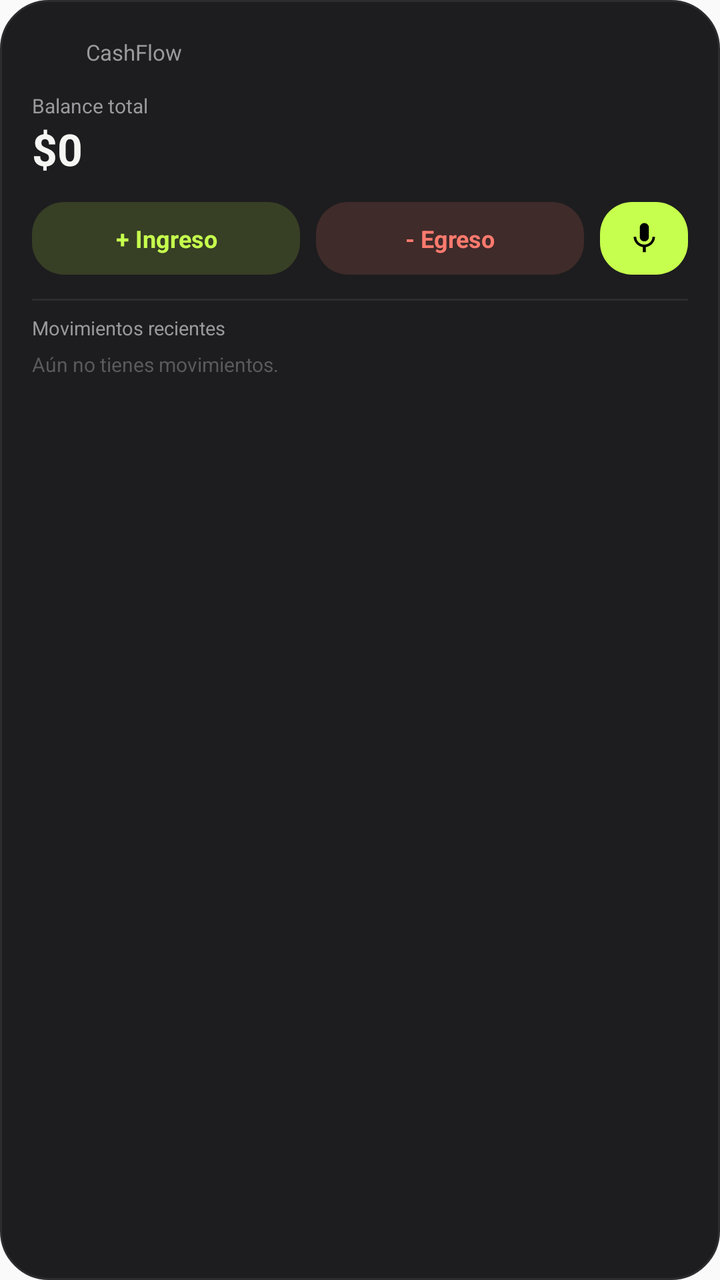
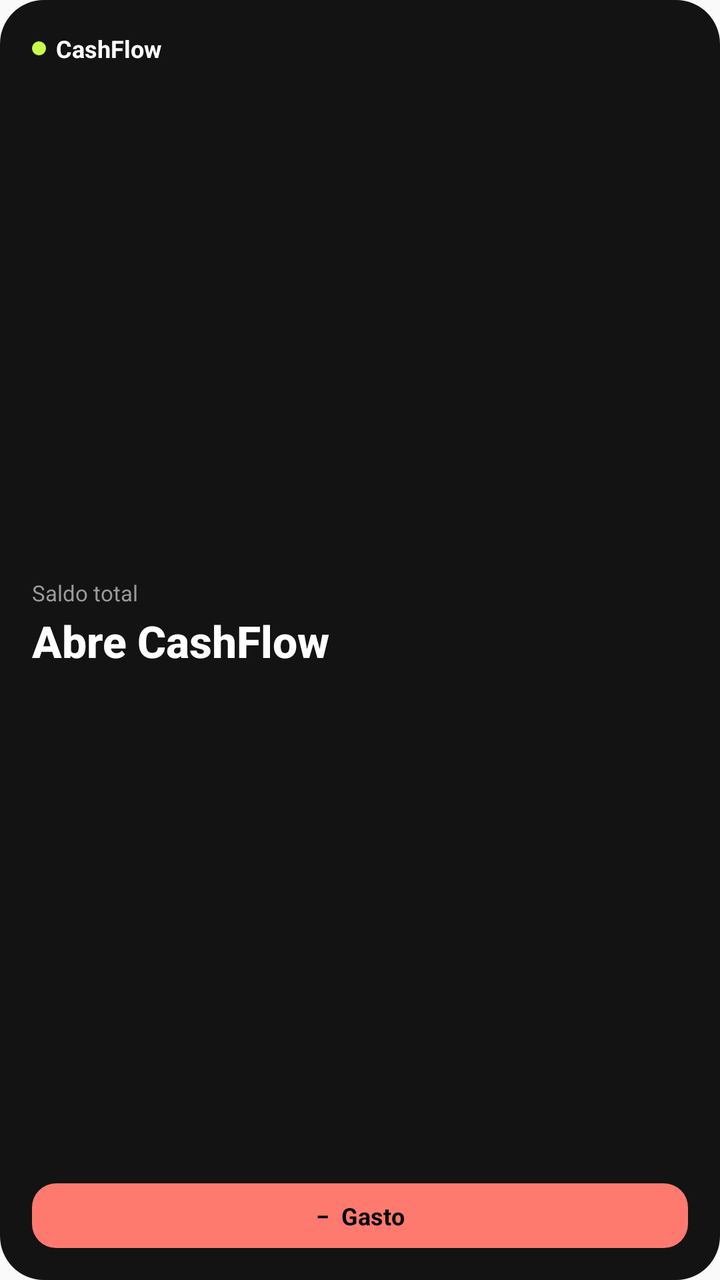

The first picture is an Android layout as it rendered before a commit; the second is the same layout after the commit. The layout source and the unified diff follow.
<!-- AndroidManifest.xml: application theme AppTheme -->
<!-- res/layout/widget_cashflow.xml -->
<?xml version="1.0" encoding="utf-8"?>
<LinearLayout xmlns:android="http://schemas.android.com/apk/res/android"
    android:layout_width="match_parent"
    android:layout_height="match_parent"
    android:orientation="vertical"
    android:background="@drawable/widget_background"
    android:padding="16dp">

    
    <LinearLayout
        android:layout_width="match_parent"
        android:layout_height="wrap_content"
        android:orientation="horizontal"
        android:gravity="center_vertical">

        <ImageView
            android:layout_width="20dp"
            android:layout_height="20dp"
            android:src="@mipmap/ic_launcher"
            android:scaleType="fitCenter" />

        <TextView
            android:layout_width="wrap_content"
            android:layout_height="wrap_content"
            android:layout_marginStart="7dp"
            android:text="CashFlow"
            android:textColor="#9A9A9E"
            android:textSize="11sp" />
    </LinearLayout>

    
    <TextView
        android:layout_width="match_parent"
        android:layout_height="wrap_content"
        android:layout_marginTop="10dp"
        android:text="Balance total"
        android:textColor="#9A9A9E"
        android:textSize="10sp" />

    <TextView
        android:id="@+id/widget_balance"
        android:layout_width="match_parent"
        android:layout_height="wrap_content"
        android:text="$0"
        android:textColor="#F5F5F3"
        android:textSize="22sp"
        android:textStyle="bold" />

    
    <LinearLayout
        android:layout_width="match_parent"
        android:layout_height="wrap_content"
        android:layout_marginTop="12dp"
        android:orientation="horizontal">

        <TextView
            android:id="@+id/widget_btn_ingreso"
            android:layout_width="0dp"
            android:layout_height="wrap_content"
            android:layout_weight="1"
            android:layout_marginEnd="4dp"
            android:background="@drawable/widget_btn_ingreso"
            android:gravity="center"
            android:padding="10dp"
            android:text="+ Ingreso"
            android:textColor="#C6FF4D"
            android:textSize="12sp"
            android:textStyle="bold" />

        <TextView
            android:id="@+id/widget_btn_egreso"
            android:layout_width="0dp"
            android:layout_height="wrap_content"
            android:layout_weight="1"
            android:layout_marginStart="4dp"
            android:background="@drawable/widget_btn_egreso"
            android:gravity="center"
            android:padding="10dp"
            android:text="- Egreso"
            android:textColor="#FF7A6E"
            android:textSize="12sp"
            android:textStyle="bold" />

        
        <ImageView
            android:id="@+id/widget_btn_voz"
            android:layout_width="44dp"
            android:layout_height="match_parent"
            android:layout_marginStart="8dp"
            android:background="@drawable/widget_btn_voz"
            android:contentDescription="Anotar con voz"
            android:padding="9dp"
            android:src="@drawable/ic_mic" />
    </LinearLayout>

    
    <TextView
        android:layout_width="match_parent"
        android:layout_height="1dp"
        android:layout_marginTop="12dp"
        android:layout_marginBottom="7dp"
        android:background="#2C2C2F" />

    <TextView
        android:layout_width="match_parent"
        android:layout_height="wrap_content"
        android:layout_marginBottom="3dp"
        android:text="Movimientos recientes"
        android:textColor="#9A9A9E"
        android:textSize="9.5sp" />

    
    <TextView
        android:id="@+id/widget_reciente_1"
        android:layout_width="match_parent"
        android:layout_height="wrap_content"
        android:layout_marginTop="2dp"
        android:textColor="#D8D8D6"
        android:textSize="10.5sp"
        android:singleLine="true"
        android:ellipsize="end"
        android:visibility="gone" />

    <TextView
        android:id="@+id/widget_reciente_2"
        android:layout_width="match_parent"
        android:layout_height="wrap_content"
        android:layout_marginTop="2dp"
        android:textColor="#D8D8D6"
        android:textSize="10.5sp"
        android:singleLine="true"
        android:ellipsize="end"
        android:visibility="gone" />

    <TextView
        android:id="@+id/widget_reciente_3"
        android:layout_width="match_parent"
        android:layout_height="wrap_content"
        android:layout_marginTop="2dp"
        android:textColor="#D8D8D6"
        android:textSize="10.5sp"
        android:singleLine="true"
        android:ellipsize="end"
        android:visibility="gone" />

    <TextView
        android:id="@+id/widget_reciente_vacio"
        android:layout_width="match_parent"
        android:layout_height="wrap_content"
        android:layout_marginTop="2dp"
        android:text="Aún no tienes movimientos."
        android:textColor="#5A5A5E"
        android:textSize="10sp" />
</LinearLayout>
<!-- resources referenced by this layout -->
<resources>
  <!-- drawable ic_mic (drawable) -->
  <?xml version="1.0" encoding="utf-8"?>
  <vector xmlns:android="http://schemas.android.com/apk/res/android"
      android:width="24dp"
      android:height="24dp"
      android:viewportWidth="24"
      android:viewportHeight="24">
      <path
          android:fillColor="#000000"
          android:pathData="M12,14c1.66,0 2.99,-1.34 2.99,-3L15,5c0,-1.66 -1.34,-3 -3,-3S9,3.34 9,5v6c0,1.66 1.34,3 3,3zM17.3,11c0,3 -2.54,5.1 -5.3,5.1S6.7,14 6.7,11L5,11c0,3.41 2.72,6.23 6,6.72L11,21h2v-3.28c3.28,-0.48 6,-3.3 6,-6.72h-1.7z" />
  </vector>
  <!-- drawable widget_background (drawable) -->
  <?xml version="1.0" encoding="utf-8"?>
  <shape xmlns:android="http://schemas.android.com/apk/res/android" android:shape="rectangle">
      <solid android:color="#1D1D1F" />
      <corners android:radius="24dp" />
      <stroke android:width="1dp" android:color="#2C2C2F" />
  </shape>
  <!-- drawable widget_btn_egreso (drawable) -->
  <?xml version="1.0" encoding="utf-8"?>
  <shape xmlns:android="http://schemas.android.com/apk/res/android" android:shape="rectangle">
      <solid android:color="#26FF7A6E" />
      <corners android:radius="16dp" />
  </shape>
  <!-- drawable widget_btn_ingreso (drawable) -->
  <?xml version="1.0" encoding="utf-8"?>
  <shape xmlns:android="http://schemas.android.com/apk/res/android" android:shape="rectangle">
      <solid android:color="#26C6FF4D" />
      <corners android:radius="16dp" />
  </shape>
  <!-- drawable widget_btn_voz (drawable) -->
  <?xml version="1.0" encoding="utf-8"?>
  <shape xmlns:android="http://schemas.android.com/apk/res/android" android:shape="rectangle">
      <solid android:color="#C6FF4D" />
      <corners android:radius="16dp" />
  </shape>
  <!-- mipmap ic_launcher (mipmap-anydpi-v26) -->
  <?xml version="1.0" encoding="utf-8"?>
  <adaptive-icon xmlns:android="http://schemas.android.com/apk/res/android">
      <background>
          <inset android:drawable="@mipmap/ic_launcher_background" android:inset="16.7%" />
      </background>
      <foreground>
          <inset android:drawable="@mipmap/ic_launcher_foreground" android:inset="16.7%" />
      </foreground>
  </adaptive-icon>
  <style name="AppTheme" parent="Theme.AppCompat.Light.DarkActionBar">
          
          <item name="colorPrimary">@color/colorPrimary</item>
          <item name="colorPrimaryDark">@color/colorPrimaryDark</item>
          <item name="colorAccent">@color/colorAccent</item>
      </style>
</resources>

<!-- the commit's change to res/layout/widget_cashflow.xml (unified diff, before → after) -->
@@ -1,154 +1,71 @@
 <?xml version="1.0" encoding="utf-8"?>
 <LinearLayout xmlns:android="http://schemas.android.com/apk/res/android"
+    android:id="@+id/widget_root"
     android:layout_width="match_parent"
     android:layout_height="match_parent"
     android:orientation="vertical"
     android:background="@drawable/widget_background"
     android:padding="16dp">
 
-    
     <LinearLayout
-        android:layout_width="match_parent"
+        android:layout_width="wrap_content"
         android:layout_height="wrap_content"
         android:orientation="horizontal"
         android:gravity="center_vertical">
 
         <ImageView
-            android:layout_width="20dp"
-            android:layout_height="20dp"
-            android:src="@mipmap/ic_launcher"
-            android:scaleType="fitCenter" />
+            android:layout_width="7dp"
+            android:layout_height="7dp"
+            android:src="@drawable/widget_punto_lima" />
 
         <TextView
             android:layout_width="wrap_content"
             android:layout_height="wrap_content"
-            android:layout_marginStart="7dp"
+            android:layout_marginStart="5dp"
             android:text="CashFlow"
+            android:textColor="#FFFFFF"
+            android:textSize="12sp"
+            android:textStyle="bold" />
+    </LinearLayout>
+
+    <LinearLayout
+        android:layout_width="match_parent"
+        android:layout_height="0dp"
+        android:layout_weight="1"
+        android:orientation="vertical"
+        android:gravity="center_vertical">
+
+        <TextView
+            android:layout_width="wrap_content"
+            android:layout_height="wrap_content"
+            android:text="Saldo total"
             android:textColor="#9A9A9E"
             android:textSize="11sp" />
+
+        <TextView
+            android:id="@+id/widget_balance"
+            android:layout_width="match_parent"
+            android:layout_height="wrap_content"
+            android:layout_marginTop="2dp"
+            android:text="Abre CashFlow"
+            android:textColor="#FFFFFF"
+            android:textSize="22sp"
+            android:fontFamily="sans-serif-medium"
+            android:textStyle="bold"
+            android:singleLine="true"
+            android:ellipsize="end" />
     </LinearLayout>
 
-    
     <TextView
+        android:id="@+id/widget_btn_egreso"
         android:layout_width="match_parent"
         android:layout_height="wrap_content"
-        android:layout_marginTop="10dp"
-        android:text="Balance total"
-        android:textColor="#9A9A9E"
-        android:textSize="10sp" />
-
-    <TextView
-        android:id="@+id/widget_balance"
-        android:layout_width="match_parent"
-        android:layout_height="wrap_content"
-        android:text="$0"
-        android:textColor="#F5F5F3"
-        android:textSize="22sp"
+        android:background="@drawable/widget_btn_egreso"
+        android:gravity="center"
+        android:paddingTop="8dp"
+        android:paddingBottom="8dp"
+        android:text="−  Gasto"
+        android:textColor="#000000"
+        android:textSize="12sp"
         android:textStyle="bold" />
-
-    
-    <LinearLayout
-        android:layout_width="match_parent"
-        android:layout_height="wrap_content"
-        android:layout_marginTop="12dp"
-        android:orientation="horizontal">
-
-        <TextView
-            android:id="@+id/widget_btn_ingreso"
-            android:layout_width="0dp"
-            android:layout_height="wrap_content"
-            android:layout_weight="1"
-            android:layout_marginEnd="4dp"
-            android:background="@drawable/widget_btn_ingreso"
-            android:gravity="center"
-            android:padding="10dp"
-            android:text="+ Ingreso"
-            android:textColor="#C6FF4D"
-            android:textSize="12sp"
-            android:textStyle="bold" />
-
-        <TextView
-            android:id="@+id/widget_btn_egreso"
-            android:layout_width="0dp"
-            android:layout_height="wrap_content"
-            android:layout_weight="1"
-            android:layout_marginStart="4dp"
-            android:background="@drawable/widget_btn_egreso"
-            android:gravity="center"
-            android:padding="10dp"
-            android:text="- Egreso"
-            android:textColor="#FF7A6E"
-            android:textSize="12sp"
-            android:textStyle="bold" />
-
-        
-        <ImageView
-            android:id="@+id/widget_btn_voz"
-            android:layout_width="44dp"
-            android:layout_height="match_parent"
-            android:layout_marginStart="8dp"
-            android:background="@drawable/widget_btn_voz"
-            android:contentDescription="Anotar con voz"
-            android:padding="9dp"
-            android:src="@drawable/ic_mic" />
-    </LinearLayout>
-
-    
-    <TextView
-        android:layout_width="match_parent"
-        android:layout_height="1dp"
-        android:layout_marginTop="12dp"
-        android:layout_marginBottom="7dp"
-        android:background="#2C2C2F" />
-
-    <TextView
-        android:layout_width="match_parent"
-        android:layout_height="wrap_content"
-        android:layout_marginBottom="3dp"
-        android:text="Movimientos recientes"
-        android:textColor="#9A9A9E"
-        android:textSize="9.5sp" />
-
-    
-    <TextView
-        android:id="@+id/widget_reciente_1"
-        android:layout_width="match_parent"
-        android:layout_height="wrap_content"
-        android:layout_marginTop="2dp"
-        android:textColor="#D8D8D6"
-        android:textSize="10.5sp"
-        android:singleLine="true"
-        android:ellipsize="end"
-        android:visibility="gone" />
-
-    <TextView
-        android:id="@+id/widget_reciente_2"
-        android:layout_width="match_parent"
-        android:layout_height="wrap_content"
-        android:layout_marginTop="2dp"
-        android:textColor="#D8D8D6"
-        android:textSize="10.5sp"
-        android:singleLine="true"
-        android:ellipsize="end"
-        android:visibility="gone" />
-
-    <TextView
-        android:id="@+id/widget_reciente_3"
-        android:layout_width="match_parent"
-        android:layout_height="wrap_content"
-        android:layout_marginTop="2dp"
-        android:textColor="#D8D8D6"
-        android:textSize="10.5sp"
-        android:singleLine="true"
-        android:ellipsize="end"
-        android:visibility="gone" />
-
-    <TextView
-        android:id="@+id/widget_reciente_vacio"
-        android:layout_width="match_parent"
-        android:layout_height="wrap_content"
-        android:layout_marginTop="2dp"
-        android:text="Aún no tienes movimientos."
-        android:textColor="#5A5A5E"
-        android:textSize="10sp" />
 </LinearLayout>
<!-- resource entries referenced after the edit -->
@@ -1,51 +1,23 @@
 <!-- resources referenced by this layout -->
 <resources>
-  <!-- drawable ic_mic (drawable) -->
-  <?xml version="1.0" encoding="utf-8"?>
-  <vector xmlns:android="http://schemas.android.com/apk/res/android"
-      android:width="24dp"
-      android:height="24dp"
-      android:viewportWidth="24"
-      android:viewportHeight="24">
-      <path
-          android:fillColor="#000000"
-          android:pathData="M12,14c1.66,0 2.99,-1.34 2.99,-3L15,5c0,-1.66 -1.34,-3 -3,-3S9,3.34 9,5v6c0,1.66 1.34,3 3,3zM17.3,11c0,3 -2.54,5.1 -5.3,5.1S6.7,14 6.7,11L5,11c0,3.41 2.72,6.23 6,6.72L11,21h2v-3.28c3.28,-0.48 6,-3.3 6,-6.72h-1.7z" />
-  </vector>
   <!-- drawable widget_background (drawable) -->
   <?xml version="1.0" encoding="utf-8"?>
   <shape xmlns:android="http://schemas.android.com/apk/res/android" android:shape="rectangle">
-      <solid android:color="#1D1D1F" />
-      <corners android:radius="24dp" />
-      <stroke android:width="1dp" android:color="#2C2C2F" />
+      <solid android:color="#131313" />
+      <corners android:radius="22dp" />
   </shape>
   <!-- drawable widget_btn_egreso (drawable) -->
   <?xml version="1.0" encoding="utf-8"?>
   <shape xmlns:android="http://schemas.android.com/apk/res/android" android:shape="rectangle">
-      <solid android:color="#26FF7A6E" />
-      <corners android:radius="16dp" />
+      <solid android:color="#FF7A6E" />
+      <corners android:radius="12dp" />
   </shape>
-  <!-- drawable widget_btn_ingreso (drawable) -->
+  <!-- drawable widget_punto_lima (drawable) -->
   <?xml version="1.0" encoding="utf-8"?>
-  <shape xmlns:android="http://schemas.android.com/apk/res/android" android:shape="rectangle">
-      <solid android:color="#26C6FF4D" />
-      <corners android:radius="16dp" />
+  <shape xmlns:android="http://schemas.android.com/apk/res/android" android:shape="oval">
+      <solid android:color="#C6FF4D" />
+      <size android:width="7dp" android:height="7dp" />
   </shape>
-  <!-- drawable widget_btn_voz (drawable) -->
-  <?xml version="1.0" encoding="utf-8"?>
-  <shape xmlns:android="http://schemas.android.com/apk/res/android" android:shape="rectangle">
-      <solid android:color="#C6FF4D" />
-      <corners android:radius="16dp" />
-  </shape>
-  <!-- mipmap ic_launcher (mipmap-anydpi-v26) -->
-  <?xml version="1.0" encoding="utf-8"?>
-  <adaptive-icon xmlns:android="http://schemas.android.com/apk/res/android">
-      <background>
-          <inset android:drawable="@mipmap/ic_launcher_background" android:inset="16.7%" />
-      </background>
-      <foreground>
-          <inset android:drawable="@mipmap/ic_launcher_foreground" android:inset="16.7%" />
-      </foreground>
-  </adaptive-icon>
   <style name="AppTheme" parent="Theme.AppCompat.Light.DarkActionBar">
           
           <item name="colorPrimary">@color/colorPrimary</item>
